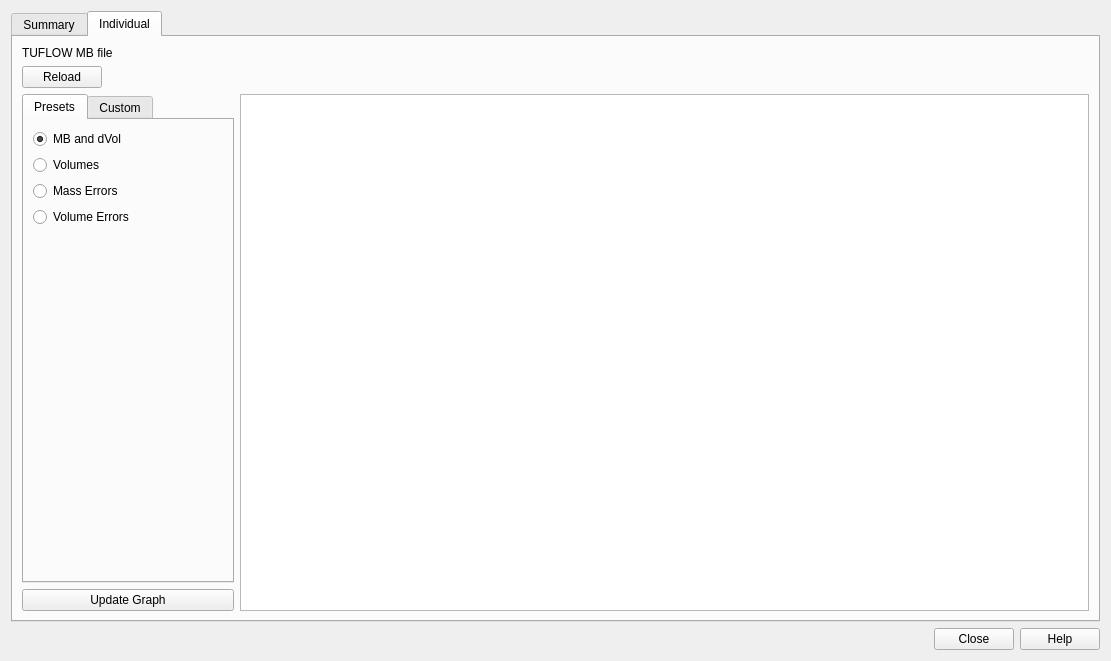
The window that plugin/mod_check/forms/ui_tuflowstability_check_dialog.ui (duncan-r/ModCheck) describes before a commit, drawn with Qt 5.
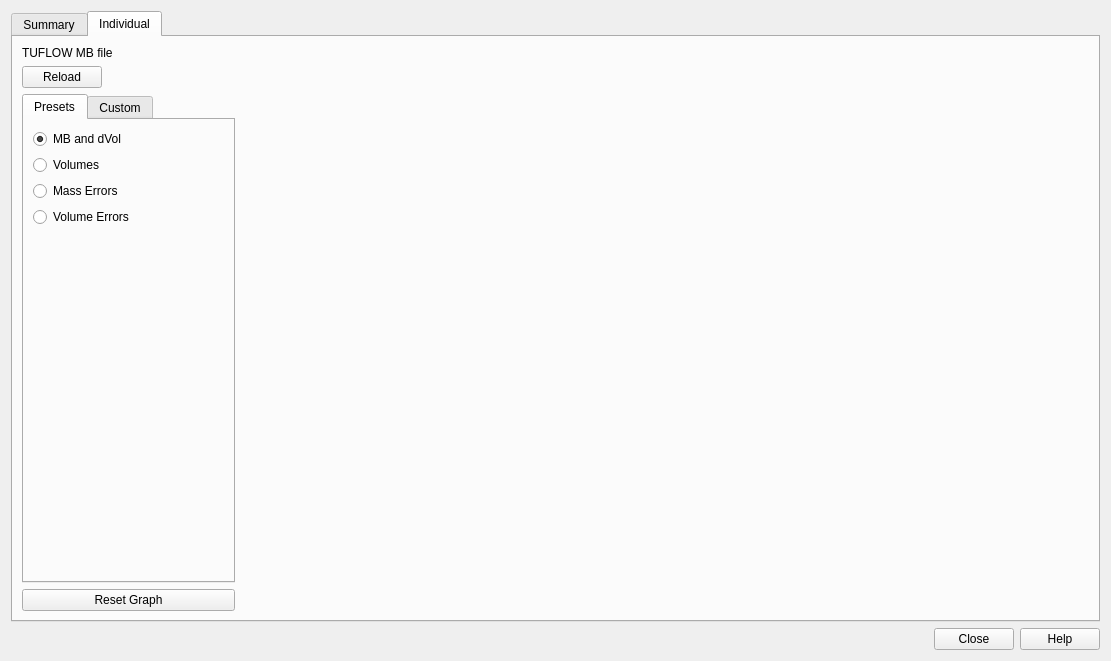
The same window after the commit. The open tabs and pages were chosen to show the change. Custom widgets are drawn as their Qt base class.

Diff of the .ui file:
```diff
--- a/plugin/mod_check/forms/ui_tuflowstability_check_dialog.ui
+++ b/plugin/mod_check/forms/ui_tuflowstability_check_dialog.ui
@@ -268,14 +268,14 @@
            <item>
             <widget class="QPushButton" name="individualUpdateGraphBtn">
              <property name="text">
-              <string>Update Graph</string>
+              <string>Reset Graph</string>
              </property>
             </widget>
            </item>
           </layout>
          </item>
          <item>
-          <widget class="QGraphicsView" name="individualGraphicsView"/>
+          <layout class="QVBoxLayout" name="individualGraphLayout"/>
          </item>
         </layout>
        </item>
```
